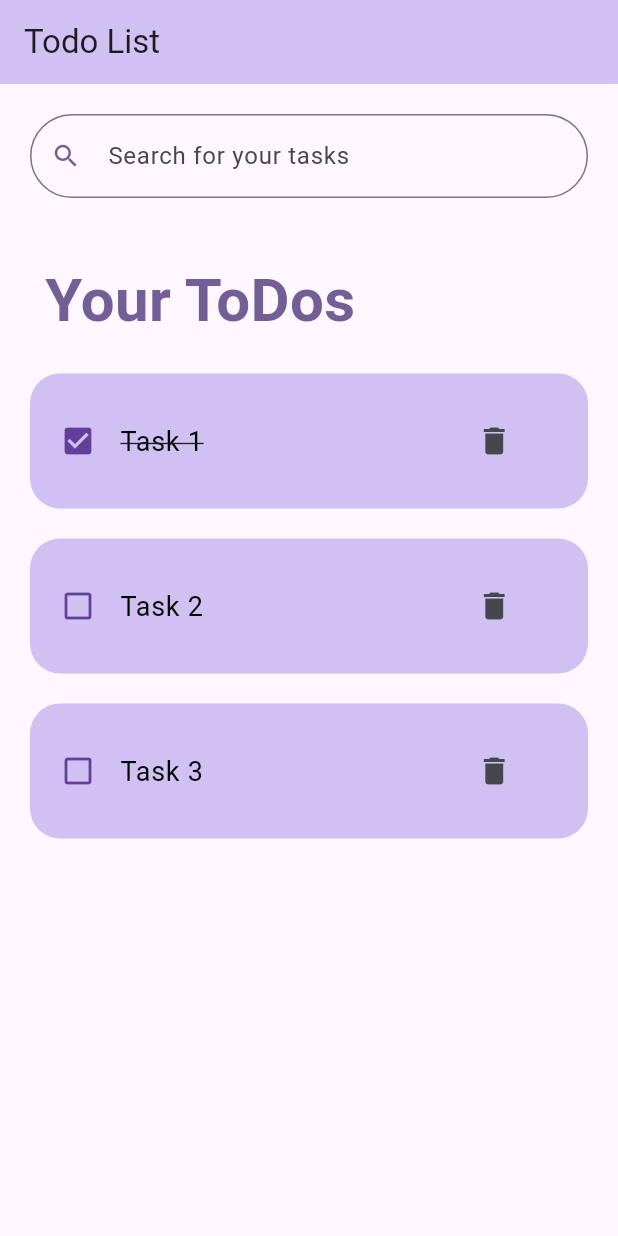
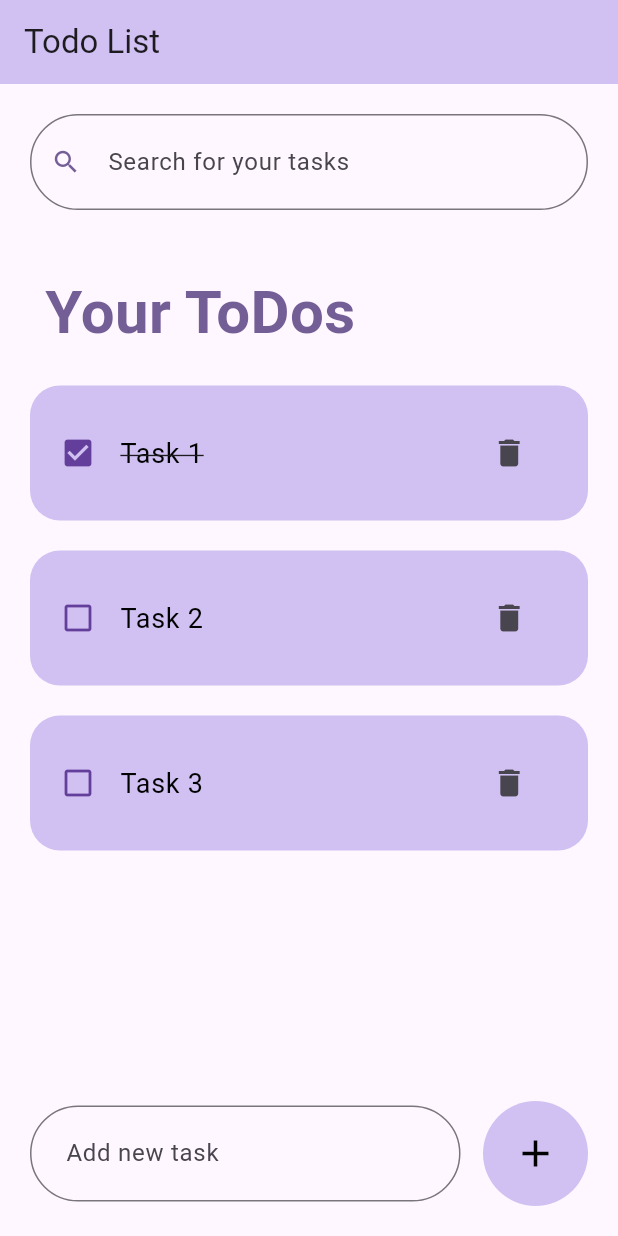
Before and after one commit to Antara-Paul04/To-Do-App, a Flutter app: the screen it shows after launch, on a phone screen of 412 x 824 dp. Run offline on Flutter 3.47's test engine with Material 3 defaults, Android fonts, the phone set to English and light mode, and no system bars.

Commit message:
added: ui for the add new task functionality, unfunctional

```diff
--- a/todo_app/lib/main.dart
+++ b/todo_app/lib/main.dart
@@ -19,7 +19,9 @@ class MyApp extends StatelessWidget {
             backgroundColor: Color(0xFFD1C1F2),
             title: Text("Todo List"),
           ),
-          body: Column(
+          body: Stack(
+            children: [
+              Column(
                 crossAxisAlignment: CrossAxisAlignment.start,
                 children: [
                   searchBox(),
@@ -38,14 +40,58 @@ class MyApp extends StatelessWidget {
                     padding: const EdgeInsets.fromLTRB(20, 20, 20, 0),
                     child: Column(
                       children: [
-                    for (ToDo todoo in todosList)
+                        for (ToDo todo in todosList)
                           Column(
                             children: [
-                          Tasks(todo: todoo),
+                              Tasks(todo: todo),
                               SizedBox(height: 20),
                             ],
                           ),
                       ],
+                    ),
+                  ),
+                ],
+              ),
+              Positioned(
+                bottom: 0,
+                left: 0,
+                right: 0,
+                child: Padding(
+                  padding: const EdgeInsets.all(20.0),
+                  child: Row(
+                    children: [
+                      Expanded(
+                        child: TextField(
+                          decoration: InputDecoration(
+                            border: OutlineInputBorder(
+                              borderRadius: BorderRadius.circular(50),
+                              borderSide: BorderSide(color: Color(0xFF745E96)),
+                            ),
+                            hintText: "Add new task",
+                            contentPadding: EdgeInsets.symmetric(vertical: 20, horizontal: 20),
+
+                          ),
+                        ),
+                      ),
+                      SizedBox(width: 15,),
+                      Container(
+                        height: 70,
+                        width: 70,
+                        decoration: BoxDecoration(
+                          shape: BoxShape.circle,
+                          color: Color(0xFFD1C1F2),
+                        ),
+                        child: IconButton(
+                          onPressed: () {
+                            print("Add button was pressed");
+                          },
+                          icon: Icon(Icons.add),
+                          color: Colors.black,
+                          iconSize: 30,
+                        ),
+                      ),
+                    ],
+                  ),
                 ),
               ),
             ],
@@ -61,6 +107,7 @@ Widget searchBox() {
     padding: const EdgeInsets.fromLTRB(20, 20, 20, 20),
     child: TextField(
       decoration: InputDecoration(
+      contentPadding: EdgeInsets.all(20),
         border: OutlineInputBorder(
           borderRadius: BorderRadius.circular(100),
           borderSide: BorderSide(color: Color(0xFF745E96)),
--- a/todo_app/lib/widgets/tasks.dart
+++ b/todo_app/lib/widgets/tasks.dart
@@ -30,7 +30,7 @@ class Tasks extends StatelessWidget {
               ),
             ),
             Padding(
-              padding: const EdgeInsets.fromLTRB(170, 8,0,8),
+              padding: const EdgeInsets.fromLTRB(180, 8,0,8),
               child: IconButton(
                 onPressed: (){
                   print("Delete button was pressed");
```
Lines whose indentation alone changed are shown as unchanged.
